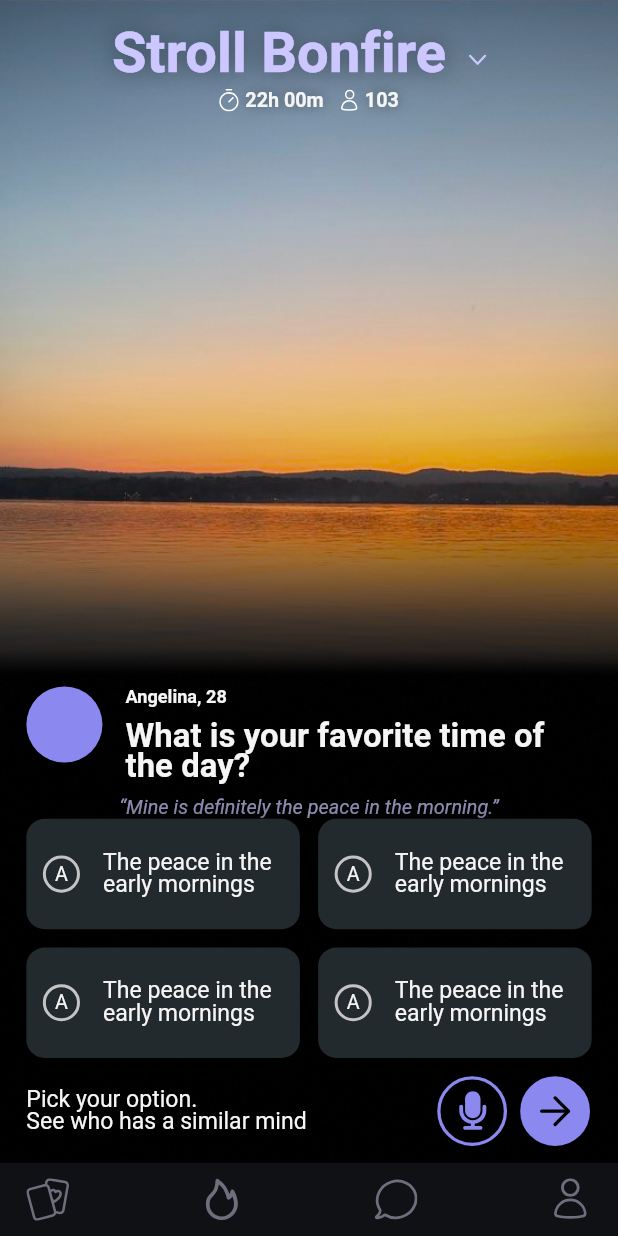
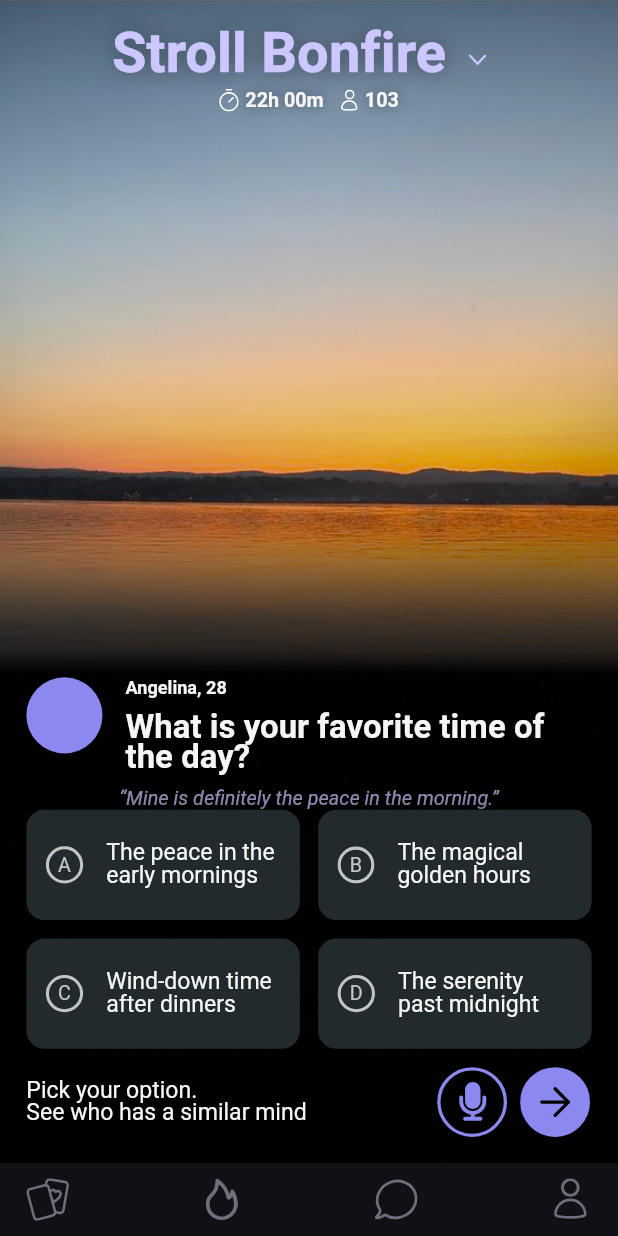
Before and after one commit to Gospel011/stroll_interview_task_1, a Flutter app: the screen it shows after launch, on a phone screen of 412 x 824 dp. Run offline on Flutter 3.47's test engine with Material 3 defaults, Android fonts, the phone set to English and light mode, and no system bars; drawn by our look-alikes of cached_network_image; our stand-ins replace flutter_animate, flutter_screenutil, flutter_svg, go_router, logger; network calls fail; Roboto replaces fonts that are missing (PlusJakartaSans).

Commit message:
Extracted some ui elements into their own widget and also made the options selectable

```diff
--- /dev/null
+++ b/stroll/lib/data_layer/models/option.dart
@@ -0,0 +1,18 @@
+class Option {
+  final String optionId;
+  final String option;
+  Option({
+    required this.optionId,
+    required this.option,
+  });
+
+  Option copyWith({
+    String? optionId,
+    String? option,
+  }) {
+    return Option(
+      optionId: optionId ?? this.optionId,
+      option: option ?? this.option,
+    );
+  }
+}
--- /dev/null
+++ b/stroll/lib/presentation/components/widgets/option_card.dart
@@ -0,0 +1,63 @@
+import 'package:flutter/material.dart';
+import 'package:flutter_screenutil/flutter_screenutil.dart';
+import 'package:stroll/data_layer/models/option.dart';
+import 'package:stroll/presentation/components/widgets/my_list_tile.dart';
+
+class OptionCard extends StatelessWidget {
+  const OptionCard(
+      {super.key, required this.option, this.onTap, this.selected = false});
+
+  final Option option;
+  final VoidCallback? onTap;
+  final bool selected;
+
+  @override
+  Widget build(BuildContext context) {
+    return GestureDetector(
+      onTap: onTap,
+      child: Container(
+        padding: EdgeInsets.symmetric(horizontal: 10.w),
+        decoration: BoxDecoration(
+            color: Theme.of(context).colorScheme.secondary,
+            borderRadius: BorderRadius.circular(12.r),
+            border: Border.all(
+                color: selected
+                    ? Theme.of(context).primaryColor
+                    : Theme.of(context).colorScheme.secondary,
+                width: 2.r),
+            boxShadow: [
+              BoxShadow(
+                  blurRadius: 8,
+                  color: Theme.of(context)
+                      .colorScheme
+                      .surface
+                      .withValues(alpha: 0.3))
+            ]),
+        child: MyListTile(
+          leading: Container(
+            padding: EdgeInsets.all(6.r),
+            decoration: BoxDecoration(
+                shape: BoxShape.circle,
+                color: selected ? Theme.of(context).colorScheme.primary : null,
+                border: Border.all(
+                  width: 2.r,
+                  color: selected
+                      ? Theme.of(context).colorScheme.primary
+                      : Theme.of(context).colorScheme.onSecondary,
+                )),
+            child: Text(
+              option.optionId,
+              style: Theme.of(context).textTheme.bodySmall?.copyWith(
+                  color: selected
+                      ? Theme.of(context).colorScheme.onSurfaceVariant
+                      : Theme.of(context).colorScheme.onSecondary),
+            ),
+          ),
+          title: Text(
+            option.option,
+          ),
+        ),
+      ),
+    );
+  }
+}
--- a/stroll/lib/presentation/components/widgets/outlined_text.dart
+++ b/stroll/lib/presentation/components/widgets/outlined_text.dart
@@ -1,17 +1,23 @@
 import 'package:flutter/material.dart';
 import 'package:flutter_screenutil/flutter_screenutil.dart';
 
-
 class OutlinedText extends StatelessWidget {
-  const OutlinedText(this.text, {super.key, this.strokeWidth});
+  const OutlinedText(
+    this.text, {
+    super.key,
+    this.strokeWidth,
+    this.strokeColor,
+  });
 
   final String text;
   final double? strokeWidth;
+  final Color? strokeColor;
 
   @override
   Widget build(BuildContext context) {
     return Stack(
       children: [
+        //? STROKE
         Text(
           text,
           style: Theme.of(context).textTheme.titleSmall?.copyWith(
@@ -19,7 +25,8 @@ class OutlinedText extends StatelessWidget {
               foreground: Paint()
                 ..style = PaintingStyle.stroke
                 ..strokeWidth = strokeWidth ?? 0.32.r
-                ..color = Theme.of(context).colorScheme.onSecondaryFixed,
+                ..color = strokeColor ??
+                    Theme.of(context).colorScheme.onSecondaryFixed,
               shadows: [
                 BoxShadow(
                     blurRadius: 20,
@@ -29,6 +36,8 @@ class OutlinedText extends StatelessWidget {
                         .withValues(alpha: 0.4))
               ]),
         ),
+
+        //? TEXT
         Text(
           text,
           style: Theme.of(context).textTheme.titleSmall?.copyWith(
--- a/stroll/lib/presentation/pages/app_pages/home.dart
+++ b/stroll/lib/presentation/pages/app_pages/home.dart
@@ -2,15 +2,24 @@ import 'package:flutter/material.dart';
 import 'package:flutter_animate/flutter_animate.dart';
 import 'package:flutter_screenutil/flutter_screenutil.dart';
 import 'package:flutter_svg/flutter_svg.dart';
+import 'package:stroll/data_layer/models/option.dart';
 import 'package:stroll/presentation/components/profile_picture.dart';
 import 'package:stroll/presentation/components/widgets/icon_text.dart';
 import 'package:stroll/presentation/components/widgets/my_list_tile.dart';
+import 'package:stroll/presentation/components/widgets/option_card.dart';
 import 'package:stroll/presentation/components/widgets/outlined_text.dart';
+import 'package:stroll/utils/constants/options.dart';
 import 'package:stroll/utils/extensions/widget_extensions.dart';
 
-class Home extends StatelessWidget {
+class Home extends StatefulWidget {
   const Home({super.key});
 
+  @override
+  State<Home> createState() => _HomeState();
+}
+
+class _HomeState extends State<Home> {
+  Option? selectedOption;
   @override
   Widget build(BuildContext context) {
     return Scaffold(
@@ -35,7 +44,7 @@ class Home extends StatelessWidget {
       body: Stack(
         alignment: Alignment.topCenter,
         children: [
-          // background image
+          //? BACKGROUND IMAGE
           Positioned.fill(
             child: Image.asset(
               'assets/images/background_img.png',
@@ -43,7 +52,7 @@ class Home extends StatelessWidget {
             ),
           ),
 
-          // fade
+          //? FADE
           Positioned.fill(
             child: Image.asset(
               'assets/images/fade.png',
@@ -51,6 +60,7 @@ class Home extends StatelessWidget {
             ),
           ),
 
+          //? HERO TEXTS
           Positioned.fill(
             child: Column(
               children: [
@@ -59,12 +69,13 @@ class Home extends StatelessWidget {
                     alignment: WrapAlignment.center,
                     crossAxisAlignment: WrapCrossAlignment.center,
                     children: [
+                      //? Outlined text
                       OutlinedText(
                         "Stroll Bonfire",
                         strokeWidth: 0.32.r,
                       ),
 
-                      // Arrow Drop down
+                      //? Arrow Drop down
                       SvgPicture.asset('assets/svg/arrow_drop_down.svg')
                     ],
                   ).pOnly(top: 15.h),
@@ -74,7 +85,7 @@ class Home extends StatelessWidget {
                   height: 2.h,
                 ),
 
-                // Icon texts
+                //? Icon texts
                 Wrap(
                   spacing: 10.w,
                   children: [
@@ -92,7 +103,7 @@ class Home extends StatelessWidget {
             ),
           ),
 
-          // content
+          //? CONTENT
           Positioned.fill(
               child: Column(
             mainAxisAlignment: MainAxisAlignment.end,
@@ -150,41 +161,16 @@ class Home extends StatelessWidget {
                   childAspectRatio: 166 / 67,
                 ),
                 itemBuilder: (context, index) {
-                  return Container(
-                    // height: 57.h,
-                    // color: Color(0xFF232A2E),
-                    padding: EdgeInsets.symmetric(horizontal: 10.w),
+                  final option = options[index];
 
-                    decoration: BoxDecoration(
-                        color: Theme.of(context).colorScheme.secondary,
-                        borderRadius: BorderRadius.circular(12.r),
-                        boxShadow: [
-                          BoxShadow(
-                              blurRadius: 8,
-                              color: Theme.of(context)
-                                  .colorScheme
-                                  .surface
-                                  .withValues(alpha: 0.3))
-                        ]),
-
-                    child: MyListTile(
-                      leading: Container(
-                        padding: EdgeInsets.all(6.r),
-                        decoration: BoxDecoration(
-                            shape: BoxShape.circle,
-                            border: Border.all(
-                              width: 2,
-                              color: Theme.of(context).colorScheme.onSecondary,
-                            )),
-                        child: Text(
-                          'A',
-                          style: Theme.of(context).textTheme.bodySmall,
-                        ),
-                      ),
-                      title: Text(
-                        'The peace in the early mornings',
-                      ),
-                    ),
+                  return OptionCard(
+                    option: option,
+                    selected: option == selectedOption,
+                    onTap: () {
+                      setState(() {
+                        selectedOption = option;
+                      });
+                    },
                   );
                 },
               ).pSymmetric(),
@@ -213,14 +199,11 @@ class Home extends StatelessWidget {
                     width: 48.r,
                     height: 48.r,
                   ),
-                  SizedBox(
-                    height: 10.h,
-                  ),
                 ],
               ).pSymmetric(),
 
               SizedBox(
-                height: 10.h,
+                height: 16.h,
               )
             ],
           ))
--- /dev/null
+++ b/stroll/lib/utils/constants/options.dart
@@ -0,0 +1,8 @@
+import 'package:stroll/data_layer/models/option.dart';
+
+List<Option> options = [
+  Option(optionId: 'A', option: "The peace in the early mornings"),
+  Option(optionId: 'B', option: "The magical golden hours"),
+  Option(optionId: 'C', option: "Wind-down time after dinners"),
+  Option(optionId: 'D', option: "The serenity past midnight"),
+];
--- a/stroll/lib/utils/constants/typography.dart
+++ b/stroll/lib/utils/constants/typography.dart
@@ -7,7 +7,6 @@ import 'colors.dart';
 class AppTypography {
   static final titleSmall = TextStyle(
     color: AppColors.alabaster,
-    fontFamily: 'PlusJakartaSans',
     fontSize: 34.sp,
     height: 41.41.h / 34.sp,
     fontWeight: FontWeight.w400,
@@ -15,7 +14,6 @@ class AppTypography {
 
   static final bodyLarge = TextStyle(
     color: AppColors.alabaster,
-    fontFamily: 'PlusJakartaSans',
     fontSize: 20.sp,
     height: 20.h / 20.sp,
     fontWeight: FontWeight.w400,
@@ -24,7 +22,6 @@ class AppTypography {
   //*
   static final bodyMedium = TextStyle(
     color: AppColors.alabaster,
-    fontFamily: 'PlusJakartaSans',
     fontSize: 14.sp,
     height: 14.7.h / 14.sp,
     fontWeight: FontWeight.w400,
@@ -33,7 +30,6 @@ class AppTypography {
   //*
   static final bodySmall = TextStyle(
     color: AppColors.alabaster,
-    fontFamily: 'PlusJakartaSans',
     fontSize: 12.sp,
     height: 14.4.h / 12.sp,
     fontWeight: FontWeight.w400,
@@ -42,7 +38,6 @@ class AppTypography {
   //*
   static final labelLarge = TextStyle(
     color: AppColors.alabaster,
-    fontFamily: 'PlusJakartaSans',
     fontSize: 11.sp,
     height: 13.4.h / 11.sp,
     fontWeight: FontWeight.w400,
--- a/stroll/lib/utils/themes/light_theme.dart
+++ b/stroll/lib/utils/themes/light_theme.dart
@@ -19,6 +19,7 @@ class AppThemes {
       onSecondaryFixed: AppColors.lavenderBlue,
       surface: AppColors.black,
       onSurface: AppColors.white,
+      onSurfaceVariant: AppColors.alabaster,
       secondary: AppColors.slate,
       onSecondary: AppColors.silverGrey,
       tertiary: AppColors.lightGrey,
```
